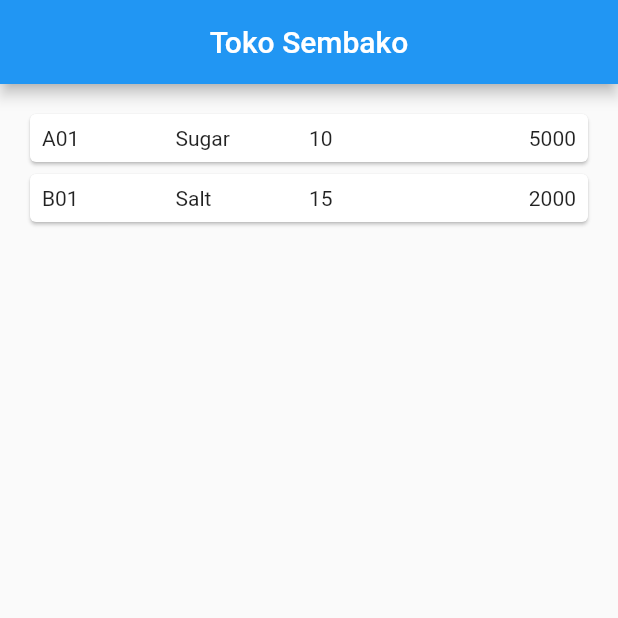
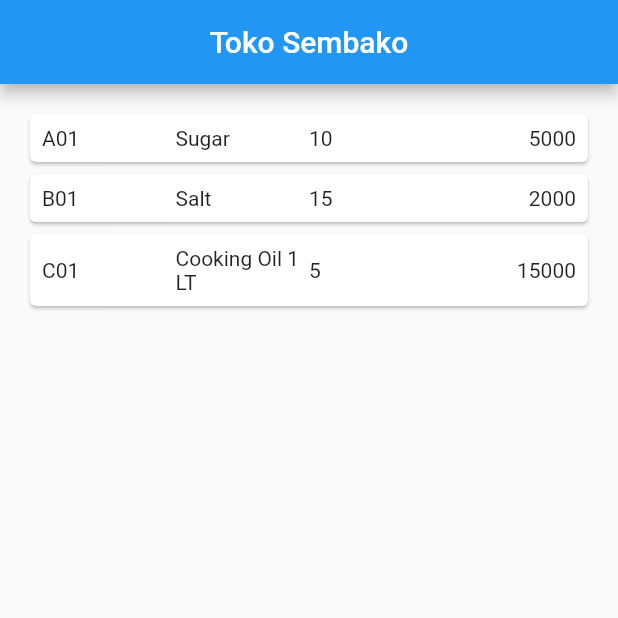
Before and after one commit to ivanjr22/mobile_week6, a Flutter app: the screen it shows after launch, on a phone screen of 412 x 824 dp, the top half of it. Run offline on Flutter 3.47's test engine with Material 2 defaults, Android fonts, the phone set to English and light mode, and no system bars.

Commit message:
Edit HomePage

```diff
--- a/lib/pages/home_page.dart
+++ b/lib/pages/home_page.dart
@@ -5,7 +5,8 @@ import 'package:mobile_week6/pages/item_page.dart';
 class HomePage extends StatelessWidget{
   final List<Item> Items = [
    Item(kode : 'A01', name: 'Sugar', price: 5000 , stok: '10' , deskripsi: 'Gula merupakan salah satu pemanis yang umum dikonsumsi masyarakat. Gula biasa digunakan sebagai pemanis di makanan maupun minuman, dalam bidang makanan, selain sebagai pemanis, gula juga digunakan sebagai stabilizer dan pengawet. Gula merupakan suatu karbohidrat sederhana yang umumnya dihasilkan dari tebu.' ),
-   Item(kode : 'B01', name: 'Salt', price: 2000, stok: '15' , deskripsi: 'Dalam ilmu kimia, garam adalah senyawa ionik yang terdiri dari ion positif (kation) dan ion negatif (anion), sehingga membentuk senyawa netral (tanpa bermuatan). Garam terbentuk dari hasil reaksi asam dan basa. Natrium klorida (NaCl), bahan utama garam dapur adalah suatu garam.' )
+   Item(kode : 'B01', name: 'Salt', price: 2000, stok: '15' , deskripsi: 'Dalam ilmu kimia, garam adalah senyawa ionik yang terdiri dari ion positif (kation) dan ion negatif (anion), sehingga membentuk senyawa netral (tanpa bermuatan). Garam terbentuk dari hasil reaksi asam dan basa. Natrium klorida (NaCl), bahan utama garam dapur adalah suatu garam.' ),
+   Item(kode : 'C01', name: 'Cooking Oil 1 LT', price: 15000, stok: '5' , deskripsi: 'Minyak masakan adalah minyak atau lemak yang berasal dari pemurnian bagian tumbuhan, hewan, atau dibuat secara sintetik yang dimurnikan dan biasanya digunakan untuk menggoreng makanan. Minyak masakan umumnya berbentuk cair dalam suhu kamar.' )
  ];
 
   @override
```
